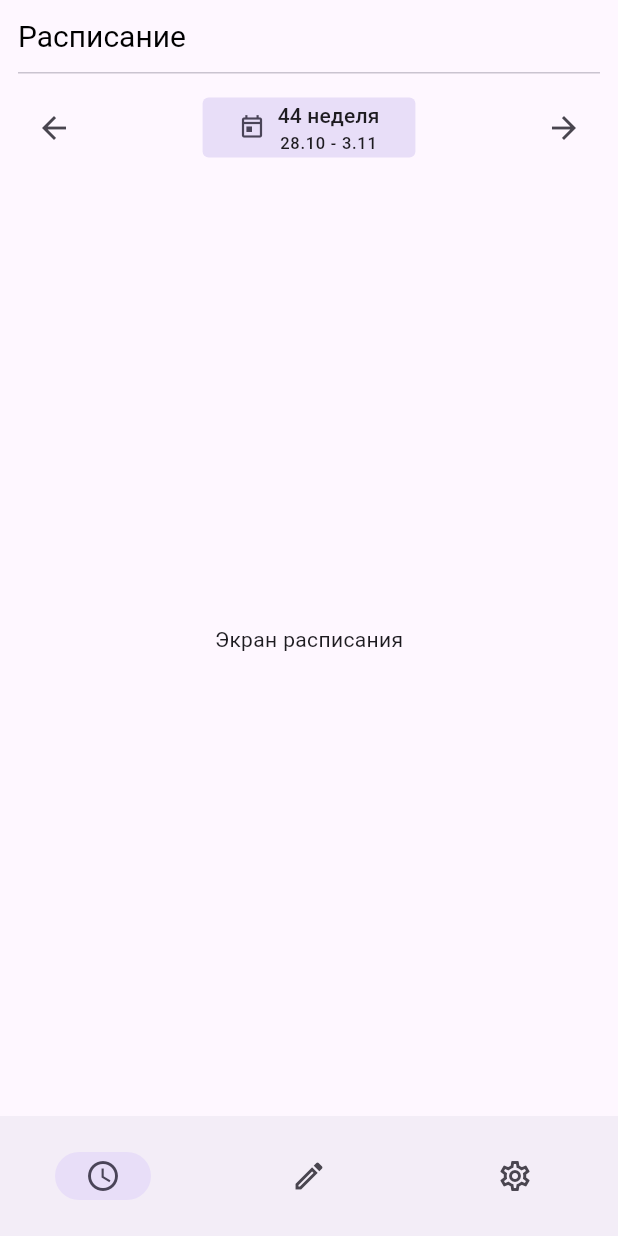
After one commit to eimarinin/balder_schedule, a Flutter app: the screen it shows after launch, after a tap on the "arrow back" icon, after a tap on the "arrow forward" icon, on a phone screen of 412 x 824 dp. The commit adds this screen. Run offline on Flutter 3.47's test engine with Material 3 defaults, Android fonts, the phone set to English and light mode, and no system bars.

Commit message:
обновлена навигация и модульность

```diff
--- /dev/null
+++ b/balder_schedule_app/lib/app_config.dart
@@ -0,0 +1,71 @@
+// lib/app_config.dart
+
+import 'package:flutter/material.dart';
+import 'package:flutter_localizations/flutter_localizations.dart';
+import 'generated/l10n.dart';
+
+class AppConfig {
+  static ThemeData themeData() {
+    return ThemeData(
+      useMaterial3: true,
+      brightness: Brightness.light,
+      appBarTheme: const AppBarTheme(
+        titleTextStyle: TextStyle(
+          fontSize: 20,
+          color: Colors.black,
+          height: 1.2,
+        ),
+      ),
+      buttonTheme: const ButtonThemeData(
+        shape: RoundedRectangleBorder(
+          borderRadius: BorderRadius.all(Radius.circular(4)),
+        ),
+      ),
+      elevatedButtonTheme: ElevatedButtonThemeData(
+        style: ButtonStyle(
+          shape: WidgetStateProperty.all(
+            RoundedRectangleBorder(
+              borderRadius: BorderRadius.circular(4),
+            ),
+          ),
+        ),
+      ),
+      outlinedButtonTheme: OutlinedButtonThemeData(
+        style: ButtonStyle(
+          shape: WidgetStateProperty.all(
+            RoundedRectangleBorder(
+              borderRadius: BorderRadius.circular(4),
+            ),
+          ),
+        ),
+      ),
+      textButtonTheme: TextButtonThemeData(
+        style: ButtonStyle(
+          shape: WidgetStateProperty.all(
+            RoundedRectangleBorder(
+              borderRadius: BorderRadius.circular(4),
+            ),
+          ),
+        ),
+      ),
+      filledButtonTheme: FilledButtonThemeData(
+        style: ButtonStyle(
+          shape: WidgetStateProperty.all(
+            RoundedRectangleBorder(
+              borderRadius: BorderRadius.circular(4),
+            ),
+          ),
+        ),
+      ),
+    );
+  }
+
+  static const List<LocalizationsDelegate> localizationsDelegates = [
+    S.delegate,
+    GlobalMaterialLocalizations.delegate,
+    GlobalWidgetsLocalizations.delegate,
+    GlobalCupertinoLocalizations.delegate,
+  ];
+
+  static const List<Locale> supportedLocales = [Locale('ru')];
+}
--- a/balder_schedule_app/lib/l10n/intl_en.arb
+++ b/balder_schedule_app/lib/l10n/intl_en.arb
@@ -1,7 +1,6 @@
 {
+    "@@locale": "en",
     "scheduleTitle": "Schedule",
     "editTitle": "Edit",
-    "settingsTitle": "Settings",
-    "scheduleScreen": "Schedule Screen",
-    "currentWeekSchedule": "Current week schedule"
+    "settingsTitle": "Settings"
 }
--- a/balder_schedule_app/lib/l10n/intl_ru.arb
+++ b/balder_schedule_app/lib/l10n/intl_ru.arb
@@ -1,7 +1,6 @@
 {
+    "@@locale": "ru",
     "scheduleTitle": "Расписание",
     "editTitle": "Редактирование",
-    "settingsTitle": "Настройки",
-    "scheduleScreen": "Экран расписания",
-    "currentWeekSchedule": "Расписание на текущую неделю"
+    "settingsTitle": "Настройки"
 }
--- a/balder_schedule_app/lib/main.dart
+++ b/balder_schedule_app/lib/main.dart
@@ -1,11 +1,11 @@
 // lib/main.dart
 import 'package:flutter/material.dart';
-import 'package:flutter_localizations/flutter_localizations.dart';
-import 'package:provider/provider.dart';
-import 'generated/l10n.dart';
-import 'screens/schedule_screen.dart';
-import 'state/schedule_state.dart';
-import 'state/settings_state.dart';
+
+import 'app_config.dart';
+import 'screens/edit/edit_navigator.dart';
+import 'screens/schedule/schedule_navigator.dart';
+import 'screens/settings/settings_navigator.dart';
+import 'widgets/bottom_navigation.dart';
 
 void main() {
   runApp(const MyApp());
@@ -17,74 +17,50 @@ class MyApp extends StatelessWidget {
 
   @override
   Widget build(BuildContext context) {
-    return MultiProvider(
-      providers: [
-        ChangeNotifierProvider(create: (context) => ScheduleState()),
-        ChangeNotifierProvider(create: (context) => SettingsState()),
-      ],
-      child: MaterialApp(
-        title: 'Schedule App',
-        theme: ThemeData(
-          useMaterial3: true,
-          brightness: Brightness.light,
-          appBarTheme: const AppBarTheme(
-            titleTextStyle: TextStyle(
-              fontSize: 20, // Задаем размер текста
-              color: Colors.black, // Цвет текста
-              height: 1.2,
-            ),
-          ),
-          buttonTheme: const ButtonThemeData(
-            shape: RoundedRectangleBorder(
-              borderRadius: BorderRadius.all(Radius.circular(4)),
-            ),
-          ),
-          elevatedButtonTheme: ElevatedButtonThemeData(
-            style: ButtonStyle(
-              shape: WidgetStateProperty.all(
-                RoundedRectangleBorder(
-                  borderRadius: BorderRadius.circular(4),
-                ),
-              ),
-            ),
-          ),
-          outlinedButtonTheme: OutlinedButtonThemeData(
-            style: ButtonStyle(
-              shape: WidgetStateProperty.all(
-                RoundedRectangleBorder(
-                  borderRadius: BorderRadius.circular(4),
-                ),
-              ),
-            ),
-          ),
-          textButtonTheme: TextButtonThemeData(
-            style: ButtonStyle(
-              shape: WidgetStateProperty.all(
-                RoundedRectangleBorder(
-                  borderRadius: BorderRadius.circular(4),
-                ),
-              ),
-            ),
-          ),
-          filledButtonTheme: FilledButtonThemeData(
-            style: ButtonStyle(
-              shape: WidgetStateProperty.all(
-                RoundedRectangleBorder(
-                  borderRadius: BorderRadius.circular(4),
-                ),
-              ),
-            ),
-          ),
-        ),
-        localizationsDelegates: const [
-          S.delegate,
-          GlobalMaterialLocalizations.delegate,
-          GlobalWidgetsLocalizations.delegate,
-          GlobalCupertinoLocalizations.delegate,
-        ],
-        supportedLocales: S.delegate.supportedLocales,
-        locale: const Locale('ru'),
-        home: ScheduleScreen(),
+    return MaterialApp(
+      title: 'Schedule App',
+      theme: AppConfig.themeData(),
+      localizationsDelegates: AppConfig.localizationsDelegates,
+      supportedLocales: AppConfig.supportedLocales,
+      locale: const Locale('ru'),
+      home: const MainScreen(),
+    );
+  }
+}
+
+class MainScreen extends StatefulWidget {
+  const MainScreen({super.key});
+
+  @override
+  State<MainScreen> createState() => _MainScreenState();
+}
+
+class _MainScreenState extends State<MainScreen> {
+  int _selectedIndex = 0;
+
+  void _onItemTapped(int index) {
+    setState(() {
+      _selectedIndex = index;
+    });
+  }
+
+  // Список страниц с вложенными навигаторами
+  final List<Widget> _pages = [
+    const ScheduleNavigator(),
+    const EditNavigator(),
+    const SettingsNavigator(),
+  ];
+
+  @override
+  Widget build(BuildContext context) {
+    return Scaffold(
+      body: IndexedStack(
+        index: _selectedIndex,
+        children: _pages,
+      ),
+      bottomNavigationBar: BottomNavigation(
+        selectedIndex: _selectedIndex,
+        onItemTapped: _onItemTapped,
       ),
     );
   }
--- /dev/null
+++ b/balder_schedule_app/lib/screens/edit/edit_navigator.dart
@@ -0,0 +1,19 @@
+import 'package:flutter/material.dart';
+
+import '../../utils/unanimated_page_route.dart';
+import 'edit_screen.dart';
+
+class EditNavigator extends StatelessWidget {
+  const EditNavigator({super.key});
+
+  @override
+  Widget build(BuildContext context) {
+    return Navigator(
+      onGenerateRoute: (settings) {
+        return UnanimatedPageRoute(
+          builder: (context) => const EditScreen(),
+        );
+      },
+    );
+  }
+}
--- a/balder_schedule_app/lib/screens/edit_screen.dart
+++ b/balder_schedule_app/lib/screens/edit/edit_screen.dart
@@ -1,4 +1,7 @@
 import 'package:flutter/material.dart';
+
+import '../../widgets/page_header.dart';
+import '../../generated/l10n.dart';
 
 class EditScreen extends StatelessWidget {
   const EditScreen({super.key});
@@ -6,6 +9,7 @@ class EditScreen extends StatelessWidget {
   @override
   Widget build(BuildContext context) {
     return Scaffold(
+      appBar: PageHeader(title: S.of(context).editTitle),
       body: const Center(
         child: Text('Экран редактирования'),
       ),
--- /dev/null
+++ b/balder_schedule_app/lib/screens/schedule/schedule_navigator.dart
@@ -0,0 +1,19 @@
+import 'package:flutter/material.dart';
+
+import '../../utils/unanimated_page_route.dart';
+import 'schedule_screen.dart';
+
+class ScheduleNavigator extends StatelessWidget {
+  const ScheduleNavigator({super.key});
+
+  @override
+  Widget build(BuildContext context) {
+    return Navigator(
+      onGenerateRoute: (settings) {
+        return UnanimatedPageRoute(
+          builder: (context) => const ScheduleScreen(),
+        );
+      },
+    );
+  }
+}
--- /dev/null
+++ b/balder_schedule_app/lib/screens/schedule/schedule_screen.dart
@@ -0,0 +1,105 @@
+import 'package:flutter/material.dart';
+import 'package:provider/provider.dart';
+
+import '../../state/schedule_state.dart';
+import '../../utils/padded_screen.dart';
+import '../../generated/l10n.dart';
+import '../../widgets/page_header.dart';
+
+class ScheduleScreen extends StatelessWidget {
+  const ScheduleScreen({super.key});
+
+  @override
+  Widget build(BuildContext context) {
+    return ChangeNotifierProvider(
+      create: (context) => ScheduleState(),
+      child: Scaffold(
+        appBar: PageHeader(title: S.of(context).scheduleTitle),
+        body: const PaddedScreen(child: ScheduleContent()),
+      ),
+    );
+  }
+}
+
+class ScheduleContent extends StatelessWidget {
+  const ScheduleContent({super.key});
+
+  @override
+  Widget build(BuildContext context) {
+    var scheduleState = context.watch<ScheduleState>();
+    return Column(
+      children: [
+        Row(
+          mainAxisAlignment: MainAxisAlignment.spaceBetween,
+          children: [
+            IconButton(
+              icon: Icon(Icons.arrow_back_outlined),
+              onPressed: scheduleState.previousWeek,
+            ),
+            FilledButton(
+              style: ButtonStyle(
+                backgroundColor: WidgetStateProperty.all(
+                  Theme.of(context).colorScheme.secondaryContainer,
+                ),
+                foregroundColor: WidgetStateProperty.all(
+                  Theme.of(context).colorScheme.onSecondaryContainer,
+                ),
+              ),
+              onPressed: () async {
+                final DateTime? pickedDate = await showDatePicker(
+                  context: context,
+                  initialDate: scheduleState.currentWeek,
+                  firstDate: DateTime(2020),
+                  lastDate: DateTime(2101),
+                  builder: (BuildContext context, Widget? child) {
+                    return Theme(
+                      data: ThemeData.light(),
+                      child: child!,
+                    );
+                  },
+                );
+
+                if (pickedDate != null &&
+                    pickedDate != scheduleState.currentWeek) {
+                  scheduleState.setCurrentWeek(pickedDate);
+                }
+              },
+              child: Row(
+                mainAxisSize: MainAxisSize.min,
+                children: [
+                  Icon(
+                    size: 18.0,
+                    Icons.today_outlined,
+                    color: Theme.of(context).colorScheme.onSecondaryContainer,
+                  ),
+                  SizedBox(width: 8.0),
+                  Column(
+                    mainAxisSize: MainAxisSize.min,
+                    crossAxisAlignment: CrossAxisAlignment.center,
+                    children: [
+                      Text(
+                        '${scheduleState.getWeekNumber()} неделя',
+                        style: Theme.of(context).textTheme.labelLarge,
+                      ),
+                      Text(
+                        scheduleState.getFormattedWeek(),
+                        style: Theme.of(context).textTheme.labelSmall,
+                      ),
+                    ],
+                  )
+                ],
+              ),
+            ),
+            IconButton(
+              icon: Icon(Icons.arrow_forward_outlined),
+              onPressed: scheduleState.nextWeek,
+            ),
+          ],
+        ),
+        Expanded(
+          child: Center(child: Text('Экран расписания')),
+        ),
+      ],
+    );
+  }
+}
--- /dev/null
+++ b/balder_schedule_app/lib/screens/settings/settings_navigator.dart
@@ -0,0 +1,27 @@
+import 'package:flutter/material.dart';
+
+import '../../utils/unanimated_page_route.dart';
+import 'notifications_screen.dart';
+import 'settings_screen.dart';
+
+class SettingsNavigator extends StatelessWidget {
+  const SettingsNavigator({super.key});
+
+  @override
+  Widget build(BuildContext context) {
+    return Navigator(
+      onGenerateRoute: (settings) {
+        switch (settings.name) {
+          case '/notifications':
+            return UnanimatedPageRoute(
+              builder: (context) => const NotificationsScreen(),
+            );
+          default:
+            return MaterialPageRoute(
+              builder: (context) => const SettingsScreen(),
+            );
+        }
+      },
+    );
+  }
+}
--- /dev/null
+++ b/balder_schedule_app/lib/screens/settings/settings_screen.dart
@@ -0,0 +1,23 @@
+import 'package:flutter/material.dart';
+
+import '../../widgets/page_header.dart';
+import '../../generated/l10n.dart';
+
+class SettingsScreen extends StatelessWidget {
+  const SettingsScreen({super.key});
+
+  @override
+  Widget build(BuildContext context) {
+    return Scaffold(
+      appBar: PageHeader(title: S.of(context).settingsTitle),
+      body: Center(
+        child: ElevatedButton(
+          onPressed: () {
+            Navigator.of(context).pushNamed('/notifications');
+          },
+          child: const Text('Уведомления'),
+        ),
+      ),
+    );
+  }
+}
--- a/balder_schedule_app/lib/state/settings_state.dart
+++ /dev/null
@@ -1,10 +0,0 @@
-import 'package:flutter/material.dart';
-
-class SettingsState extends ChangeNotifier {
-  bool notificationsEnabled = true;
-
-  void toggleNotifications() {
-    notificationsEnabled = !notificationsEnabled;
-    notifyListeners();
-  }
-}
--- /dev/null
+++ b/balder_schedule_app/lib/utils/unanimated_page_route.dart
@@ -0,0 +1,29 @@
+// lib/utils/unanimated_page_route.dart
+
+import 'package:flutter/material.dart';
+
+class UnanimatedPageRoute<T> extends MaterialPageRoute<T> {
+  UnanimatedPageRoute({
+    required super.builder,
+    super.settings,
+    super.maintainState,
+    super.fullscreenDialog,
+  });
+
+  @override
+  Duration get transitionDuration =>
+      Duration.zero; // Убираем задержку при переходе
+  @override
+  Duration get reverseTransitionDuration =>
+      Duration.zero; // Убираем задержку при возврате
+
+  @override
+  Widget buildTransitions(
+    BuildContext context,
+    Animation<double> animation,
+    Animation<double> secondaryAnimation,
+    Widget child,
+  ) {
+    return child; // Возвращаем дочерний элемент без анимации
+  }
+}
--- /dev/null
+++ b/balder_schedule_app/lib/widgets/bottom_navigation.dart
@@ -0,0 +1,37 @@
+// lib/widgets/bottom_navigation.dart
+
+import 'package:flutter/material.dart';
+
+import '../generated/l10n.dart';
+
+class BottomNavigation extends StatelessWidget {
+  final int selectedIndex;
+  final ValueChanged<int> onItemTapped;
+
+  const BottomNavigation({
+    required this.selectedIndex,
+    required this.onItemTapped,
+    super.key,
+  });
+
+  @override
+  Widget build(BuildContext context) {
+    return NavigationBar(
+      selectedIndex: selectedIndex,
+      onDestinationSelected: onItemTapped,
+      backgroundColor: Theme.of(context).colorScheme.surfaceContainer,
+      indicatorColor: Theme.of(context).colorScheme.secondaryContainer,
+      labelBehavior: NavigationDestinationLabelBehavior.alwaysHide,
+      destinations: [
+        NavigationDestination(
+            icon: Icon(Icons.schedule_outlined),
+            label: S.of(context).scheduleTitle),
+        NavigationDestination(
+            icon: Icon(Icons.edit_outlined), label: S.of(context).editTitle),
+        NavigationDestination(
+            icon: Icon(Icons.settings_outlined),
+            label: S.of(context).settingsTitle),
+      ],
+    );
+  }
+}
--- /dev/null
+++ b/balder_schedule_app/lib/widgets/page_header.dart
@@ -0,0 +1,31 @@
+// lib/widgets/page_header.dart
+
+import 'package:flutter/material.dart';
+import '../utils/padded_screen.dart';
+
+class PageHeader extends StatelessWidget implements PreferredSizeWidget {
+  final String title;
+
+  const PageHeader({super.key, required this.title});
+
+  @override
+  Widget build(BuildContext context) {
+    return AppBar(
+      titleSpacing: 0,
+      toolbarHeight: 61,
+      title: PaddedScreen(
+        child: Column(
+          crossAxisAlignment: CrossAxisAlignment.start,
+          children: [
+            Text(title),
+            const SizedBox(height: 12),
+            const Divider(height: 1),
+          ],
+        ),
+      ),
+    );
+  }
+
+  @override
+  Size get preferredSize => const Size.fromHeight(61.0);
+}
```
Also changed, not shown: balder_schedule_app/lib/screens/schedule_screen.dart (deleted, +0 -168 lines), balder_schedule_app/lib/screens/settings/notifications_screen.dart (added, +25 -0 lines), balder_schedule_app/lib/screens/settings_screen.dart (deleted, +0 -14 lines), balder_schedule_app/lib/generated/intl/messages_en.dart, balder_schedule_app/lib/generated/intl/messages_ru.dart, balder_schedule_app/lib/generated/l10n.dart, balder_schedule_app/lib/utils/padded_screen.dart (renamed from balder_schedule_app/lib/widgets/padded_screen.dart).
